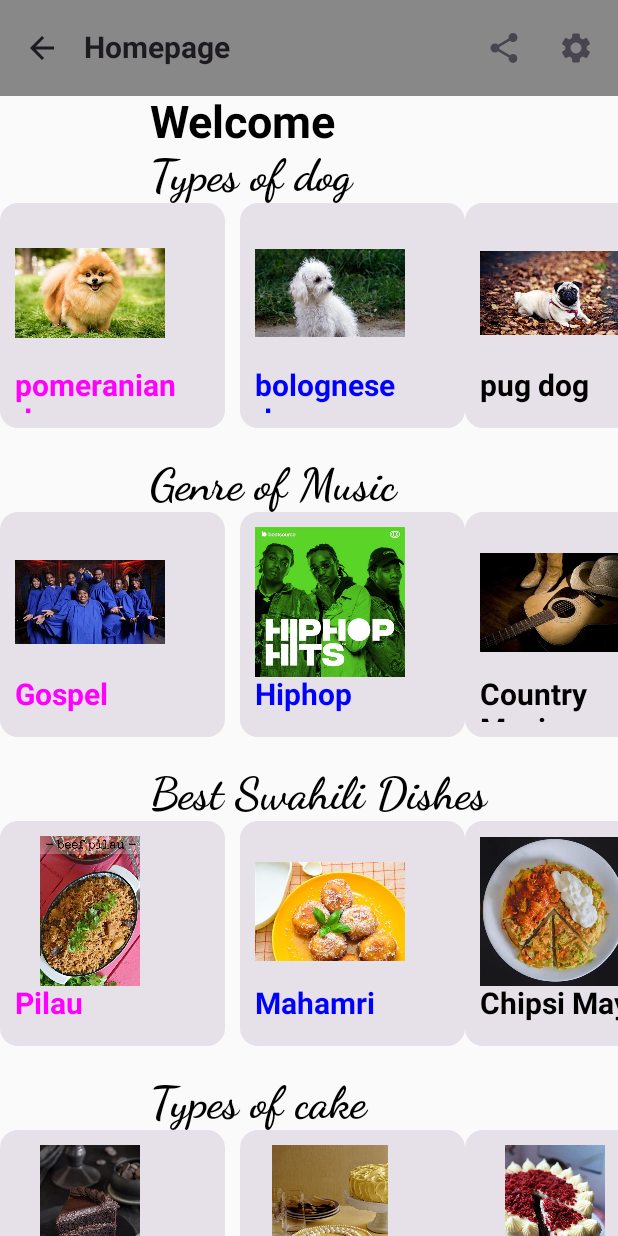
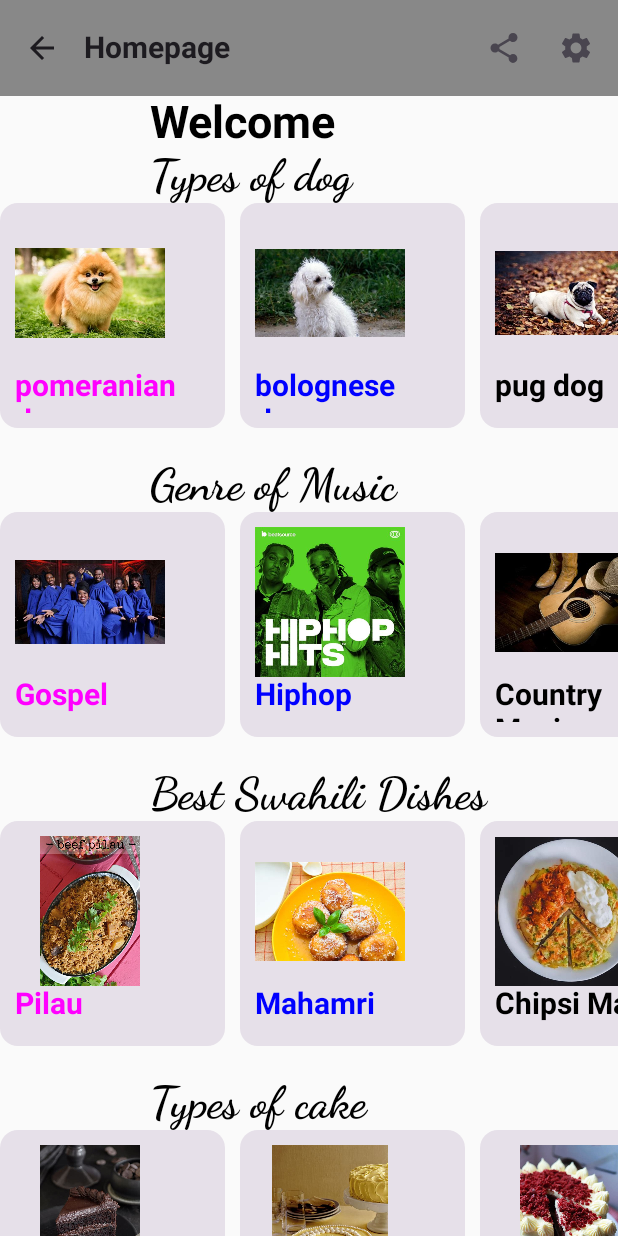
Before and after one commit to maryannegichuhi/android-2, an Android app built with Jetpack Compose: the screen it shows after launch (ScrollActivity), after a tap on "arrowback", on a phone screen of 412 x 824 dp. Run offline under Robolectric (Android 15) with nearby library versions, the light colour scheme and no system bars.

Commit message:
second commit

```diff
--- a/app/build.gradle.kts
+++ b/app/build.gradle.kts
@@ -62,6 +62,8 @@ dependencies {
     implementation(platform("androidx.compose:compose-bom:2023.03.00"))
     implementation(platform("androidx.compose:compose-bom:2023.03.00"))
     implementation(platform("androidx.compose:compose-bom:2023.03.00"))
+    implementation(platform("androidx.compose:compose-bom:2023.03.00"))
+    implementation(platform("androidx.compose:compose-bom:2023.03.00"))
     testImplementation("junit:junit:4.13.2")
     androidTestImplementation("androidx.test.ext:junit:1.1.5")
     androidTestImplementation("androidx.test.espresso:espresso-core:3.5.1")
@@ -70,6 +72,8 @@ dependencies {
     androidTestImplementation(platform("androidx.compose:compose-bom:2023.03.00"))
     androidTestImplementation(platform("androidx.compose:compose-bom:2023.03.00"))
     androidTestImplementation(platform("androidx.compose:compose-bom:2023.03.00"))
+    androidTestImplementation(platform("androidx.compose:compose-bom:2023.03.00"))
+    androidTestImplementation(platform("androidx.compose:compose-bom:2023.03.00"))
     debugImplementation("androidx.compose.ui:ui-tooling")
     debugImplementation("androidx.compose.ui:ui-test-manifest")
 }
--- a/app/src/main/AndroidManifest.xml
+++ b/app/src/main/AndroidManifest.xml
@@ -12,6 +12,11 @@
         android:supportsRtl="true"
         android:theme="@style/Theme.Maryanne"
         tools:targetApi="31">
+        <activity
+            android:name=".IntentActivity"
+            android:exported="false"
+            android:label="@string/title_activity_intent"
+            android:theme="@style/Theme.Maryanne" />
         <activity
             android:name=".Formactivity"
             android:exported="true"
--- a/app/src/main/java/com/example/maryanne/Formactivity.kt
+++ b/app/src/main/java/com/example/maryanne/Formactivity.kt
@@ -14,9 +14,11 @@ import androidx.compose.foundation.layout.fillMaxWidth
 import androidx.compose.foundation.layout.height
 import androidx.compose.foundation.layout.padding
 import androidx.compose.foundation.layout.size
+import androidx.compose.foundation.rememberScrollState
 import androidx.compose.foundation.shape.CircleShape
 import androidx.compose.foundation.shape.CutCornerShape
 import androidx.compose.foundation.text.KeyboardOptions
+import androidx.compose.foundation.verticalScroll
 import androidx.compose.material.icons.Icons
 import androidx.compose.material.icons.filled.ArrowBack
 import androidx.compose.material.icons.filled.Call
@@ -86,7 +88,8 @@ fun myForm(){
         mutableStateOf("") }
 
 
-    Column(modifier = Modifier.fillMaxSize()) {
+    Column(modifier = Modifier.fillMaxSize()
+        .verticalScroll(rememberScrollState())) {
         //TopAppBar
         TopAppBar({ Text(text = "Form", fontWeight = FontWeight.Bold,
             fontSize = 20.sp)}, colors = TopAppBarDefaults.largeTopAppBarColors(Color.Gray),
@@ -251,6 +254,17 @@ fun myForm(){
                     fontSize = 20.sp,
                     color = Color.Blue,
                     modifier = Modifier.padding(30.dp))
+
+                Spacer(modifier = Modifier.height(10.dp))
+
+                //Intent
+                Button(onClick = {
+                    mContext.startActivity(Intent(mContext,IntentActivity::class.java))
+                }, shape = CutCornerShape(5.dp),
+                    colors = ButtonDefaults.buttonColors(Color.Black),
+                    modifier = Modifier.padding(10.dp)){
+                    Text(text = "Next")
+                }
             }
 
 
--- a/app/src/main/java/com/example/maryanne/ScrollActivity.kt
+++ b/app/src/main/java/com/example/maryanne/ScrollActivity.kt
@@ -15,11 +15,14 @@ import androidx.compose.foundation.layout.padding
 import androidx.compose.foundation.layout.size
 import androidx.compose.foundation.layout.width
 import androidx.compose.foundation.rememberScrollState
+import androidx.compose.foundation.shape.CutCornerShape
 import androidx.compose.foundation.verticalScroll
 import androidx.compose.material.icons.Icons
 import androidx.compose.material.icons.filled.ArrowBack
 import androidx.compose.material.icons.filled.Settings
 import androidx.compose.material.icons.filled.Share
+import androidx.compose.material3.Button
+import androidx.compose.material3.ButtonDefaults
 import androidx.compose.material3.Card
 import androidx.compose.material3.ExperimentalMaterial3Api
 import androidx.compose.material3.Icon
@@ -126,7 +129,9 @@ fun cardDemo(){
 
                 }
 
+
             }
+            Spacer(modifier = Modifier.width(10.dp))
             //Third card
             Card(modifier = Modifier.size(150.dp)) {
                 Column(modifier = Modifier.padding(10.dp)) {
@@ -140,7 +145,9 @@ fun cardDemo(){
 
                 }
 
+
             }
+            Spacer(modifier = Modifier.width(10.dp))
             //Forth card
 
             Card(modifier = Modifier.size(150.dp)) {
@@ -200,6 +207,7 @@ fun cardDemo(){
                 }
 
             }
+            Spacer(modifier = Modifier.width(10.dp))
             //Third card
             Card(modifier = Modifier.size(150.dp)) {
                 Column(modifier = Modifier.padding(10.dp)) {
@@ -214,6 +222,7 @@ fun cardDemo(){
                 }
 
             }
+            Spacer(modifier = Modifier.width(10.dp))
             //Forth card
 
             Card(modifier = Modifier.size(150.dp)) {
@@ -273,6 +282,7 @@ fun cardDemo(){
                 }
 
             }
+            Spacer(modifier = Modifier.width(10.dp))
             //Third card
             Card(modifier = Modifier.size(150.dp)) {
                 Column(modifier = Modifier.padding(10.dp)) {
@@ -286,7 +296,9 @@ fun cardDemo(){
 
                 }
 
+
             }
+            Spacer(modifier = Modifier.width(10.dp))
             //Forth card
 
             Card(modifier = Modifier.size(150.dp)) {
@@ -346,6 +358,7 @@ fun cardDemo(){
                 }
 
             }
+            Spacer(modifier = Modifier.width(10.dp))
             //Third card
             Card(modifier = Modifier.size(150.dp)) {
                 Column(modifier = Modifier.padding(10.dp)) {
@@ -419,6 +432,7 @@ fun cardDemo(){
                 }
 
             }
+            Spacer(modifier = Modifier.width(10.dp))
             //Third card
             Card(modifier = Modifier.size(150.dp)) {
                 Column(modifier = Modifier.padding(10.dp)) {
@@ -433,6 +447,7 @@ fun cardDemo(){
                 }
 
             }
+            Spacer(modifier = Modifier.width(10.dp))
             //Forth card
 
             Card(modifier = Modifier.size(150.dp)) {
@@ -452,6 +467,16 @@ fun cardDemo(){
         }
         Spacer(modifier = Modifier.height(20.dp))
 
+        Button(onClick = {
+            mContext.startActivity(Intent(mContext,Formactivity::class.java))
+        }, shape = CutCornerShape(5.dp),
+            colors = ButtonDefaults.buttonColors(Color.Black),
+            modifier = Modifier.padding(10.dp)){
+            Text(text = "Next")
+        }
+
+
+
     }
 
 
--- a/app/src/main/res/values/strings.xml
+++ b/app/src/main/res/values/strings.xml
@@ -3,4 +3,5 @@
     <string name="title_activity_image">ImageActivity</string>
     <string name="title_activity_scroll">ScrollActivity</string>
     <string name="title_activity_formactivity">Formactivity</string>
+    <string name="title_activity_intent">IntentActivity</string>
 </resources>
```
Also changed, not shown: app/src/main/java/com/example/maryanne/IntentActivity.kt (added, +254 -0 lines), app/src/main/java/com/example/maryanne/MainActivity.kt (+5 -3 lines), app/src/main/res/drawable/background.png (added).
